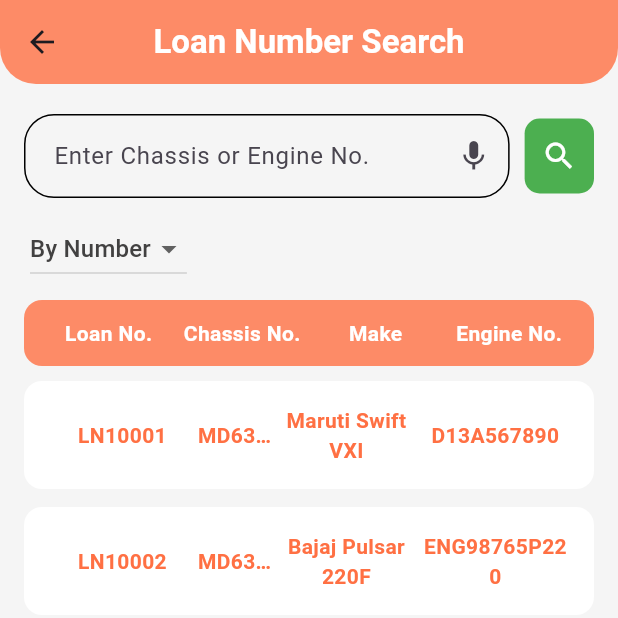
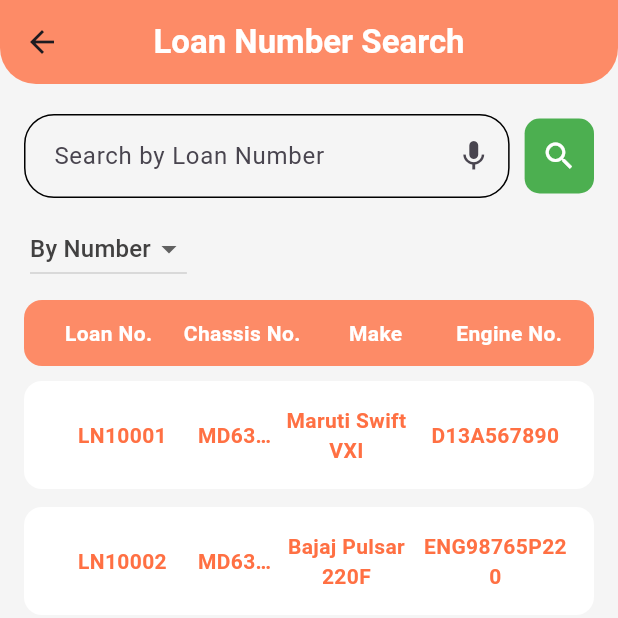
Before and after one commit to Danish9111/internship-tasks, a Flutter app: the LoanNumberSearchView screen opened by its route, on a phone screen of 412 x 824 dp, the top half of it. Run offline on Flutter 3.47's test engine with Material 3 defaults, Android fonts, the phone set to English and light mode, and no system bars; our stand-ins replace get.

```diff
--- a/lib/views/searches/camera search view/camera_search_view.dart
+++ b/lib/views/searches/camera search view/camera_search_view.dart
@@ -28,7 +28,7 @@ class _CameraSearchViewState extends State<CameraSearchView> {
       body: Column(
         children: [
           SizedBox(height: 20),
-          CustomSearchWidget(),
+          CustomSearchWidget(hintText: 'Search'),
           Padding(
             padding: EdgeInsets.symmetric(horizontal: 20),
             child: InkWell(
--- a/lib/views/searches/chassis search view/engine_search_view.dart
+++ b/lib/views/searches/chassis search view/engine_search_view.dart
@@ -65,7 +65,7 @@ class _ChassisOrEngineNoSearchViewState
               // Header
               // HeaderAsAppBar(text: "Engine/Chassis Search", isbackicon: true),
               const SizedBox(height: 16),
-              CustomSearchWidget(),
+              CustomSearchWidget(hintText: 'Enter Chassis or Engine No.'),
 
               DescriptionBar(
                 text1: 'Chassis No.',
--- a/lib/views/searches/custom_search_widget.dart
+++ b/lib/views/searches/custom_search_widget.dart
@@ -2,7 +2,9 @@ import 'package:flutter/material.dart';
 import 'package:legal_vehicle_recovery_managment_app/config/app_colors.dart';
 
 class CustomSearchWidget extends StatefulWidget {
-  const CustomSearchWidget({super.key});
+  final String? hintText;
+
+  const CustomSearchWidget({super.key, required this.hintText});
 
   @override
   State<CustomSearchWidget> createState() => _CustomSearchWidgetState();
@@ -24,7 +26,7 @@ class _CustomSearchWidgetState extends State<CustomSearchWidget> {
                 flex: 7,
                 child: TextField(
                   decoration: InputDecoration(
-                    hintText: "Enter Chassis or Engine No.",
+                    hintText: widget.hintText,
                     // prefixIcon: Icon(
                     //   Icons.search,
                     //   color: AppColors.primary,
--- a/lib/views/searches/loan number search view/loan_number_search_view.dart
+++ b/lib/views/searches/loan number search view/loan_number_search_view.dart
@@ -52,7 +52,7 @@ class _LoanNumberSearchViewState extends State<LoanNumberSearchView> {
       body: Column(
         children: [
           SizedBox(height: 20),
-          CustomSearchWidget(),
+          CustomSearchWidget(hintText: 'Search by Loan Number'),
           Padding(
             padding: const EdgeInsets.symmetric(horizontal: 16.0),
             child: Container(
--- a/lib/views/searches/vehicle search view/vehicle_search_view.dart
+++ b/lib/views/searches/vehicle search view/vehicle_search_view.dart
@@ -43,7 +43,7 @@ class _VehicleSearchViewState extends State<VehicleSearchView> {
       body: Column(
         children: [
           SizedBox(height: 10),
-          CustomSearchWidget(),
+          CustomSearchWidget(hintText: 'Enter Vehicle No.'),
           DescriptionBar(text1: 'Vehicle No.', text2: 'Model'),
 
           SizedBox(height: 10),
```
